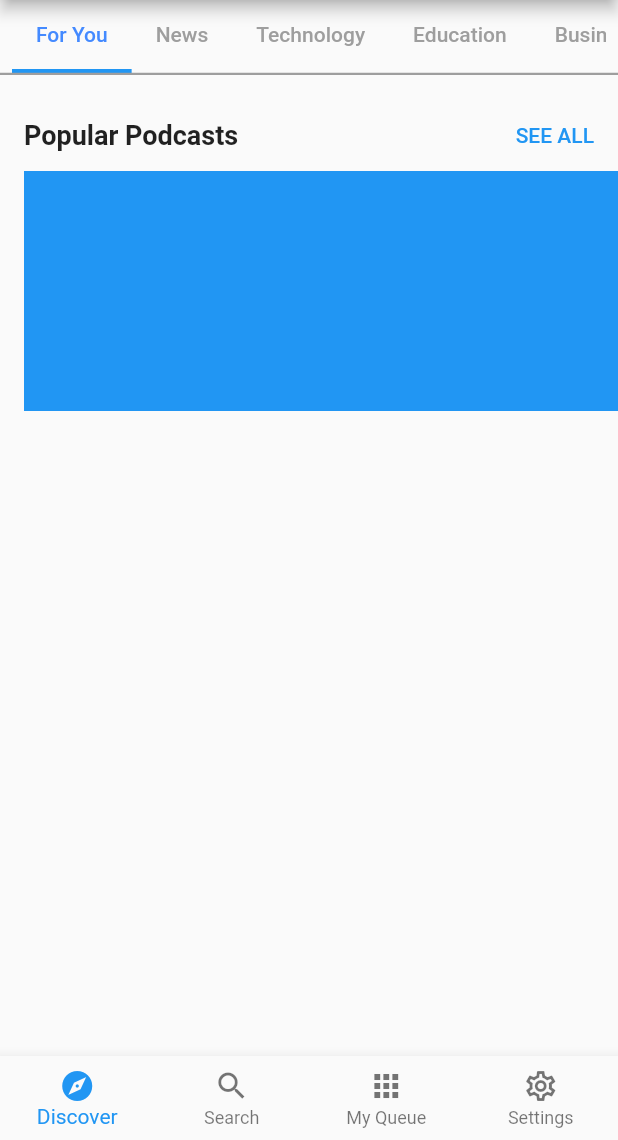
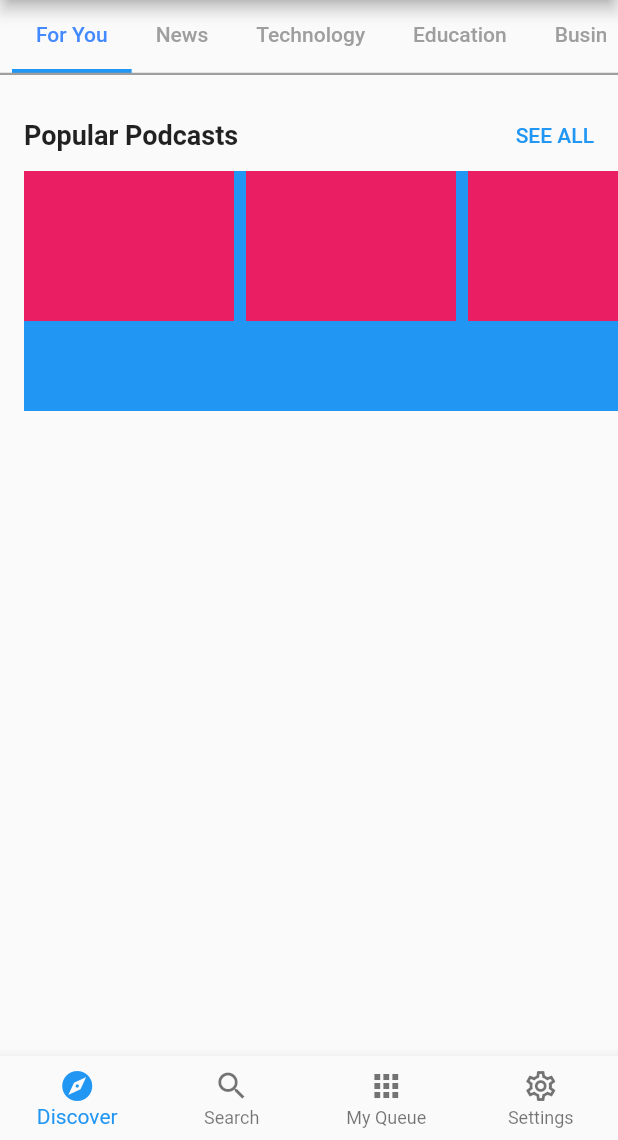
Before and after one commit to JAICHANGPARK/flutter_notebook_18th_story, a Flutter app: the screen it shows after launch, on a phone screen of 412 x 824 dp, the part 96-1236 px from its top. Run offline on Flutter 3.47's test engine with Material 2 defaults, Android fonts, the phone set to English and light mode, and no system bars; our stand-ins replace cached_network_image, dotted_border, flutter_lorem, flutter_riverpod, flutter_svg, freezed_annotation and 4 more.

Commit message:
Update discover_for_you_widget.dart

```diff
--- a/lib/ep1090_podcast_app/src/widgets/discover/discover_for_you_widget.dart
+++ b/lib/ep1090_podcast_app/src/widgets/discover/discover_for_you_widget.dart
@@ -31,12 +31,31 @@ class DiscoverForYouWidget extends StatelessWidget {
               ),
             ],
           ),
-          SizedBox(height: 160,
-          child: ColoredBox(
-            color: Colors.blue,
-            child: Container(
+          SizedBox(
+            height: 160,
+            child: ColoredBox(
+              color: Colors.blue,
+              child: ListView.builder(
+                itemBuilder: (context, index) {
+                  return Padding(
+                    padding: const EdgeInsets.only(right: 8),
+                    child: Column(
+                      children: [
+                        Container(
+                          width: 140,
+                          height: 100,
+                          decoration: BoxDecoration(
+                            color: Colors.pink
+                          ),
+                        )
+                      ],
+                    ),
+                  );
+                },
+                scrollDirection: Axis.horizontal,
+              ),
             ),
-          ),)
+          )
         ],
       ),
     );
```
